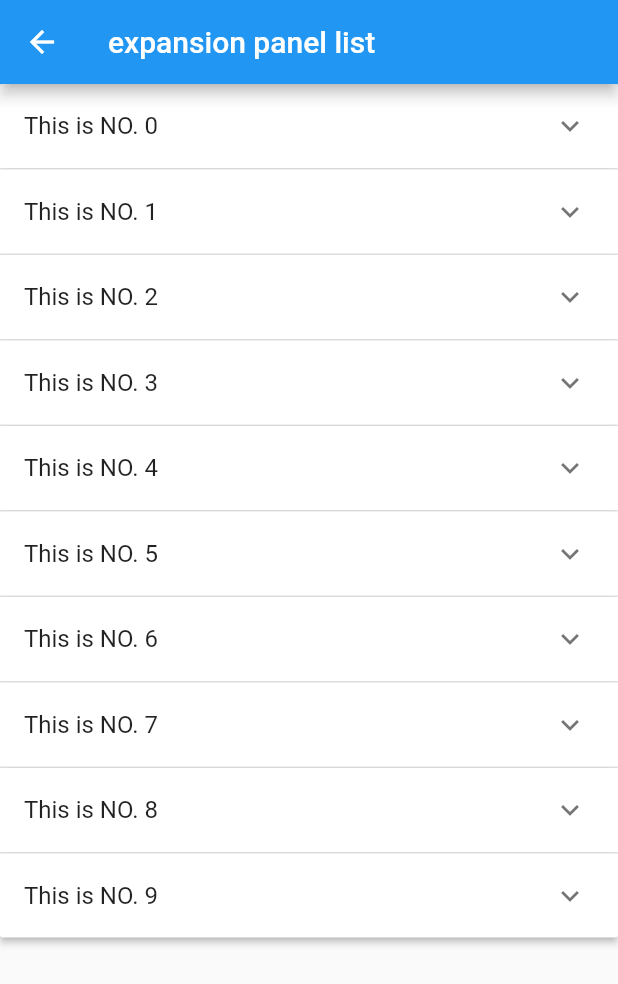
After one commit to colinxiaoyu/redux-flutter-todolist, a Flutter app: the ExpansionPanelListDemo screen opened directly, on a phone screen of 412 x 824 dp. The commit adds this screen. Shown: the top 984 px of the screen. Run offline on Flutter 3.47's test engine with Material 2 defaults, Android fonts, the phone set to English and light mode, and no system bars; our stand-ins replace flutter_redux, flutter_spinkit, redux.

Commit message:
完成 expansion

```diff
--- /dev/null
+++ b/lib/page/example/expansion_demo/expansion_panel_list.dart
@@ -0,0 +1,81 @@
+/**
+ *  说实话，我觉得expansion panel list一点都不好用
+ *  所以不想写注释。
+ *  这里样例代码来自于flutter开发者
+ *  他会经常更新一些flutter教程，写的挺不错的，有兴趣自己去看看吧
+ *  https://mp.weixin.qq.com/s/Qv08V42LgEr8IATUSfVVHg
+ *
+ *  需要注意几点：
+ *  ExpansionPanelList必须放在可滑动组件中使用
+ *  ExpansionPanel只能在ExpansionPanelList中使用
+ *  除了ExpansionPanel还有一种特殊的ExpansionPanelRadio
+ *  也是只能在ExpansionPanelList中使用的
+ */
+
+import 'package:flutter/material.dart';
+
+class ExpansionPanelListDemo extends StatefulWidget {
+  @override
+  _ExpansionPanelListDemoState createState() => _ExpansionPanelListDemoState();
+}
+
+class _ExpansionPanelListDemoState extends State<ExpansionPanelListDemo> {
+  var currentPanelIndex = -1;
+
+  List<int> mList;
+  //用来保存expansionPanel的状态
+  List<ExpandStateBean> expandStateList;
+
+  _ExpansionPanelListDemoState() {
+    mList = new List();
+    expandStateList = new List();
+    for (int i = 0; i < 10; i++) {
+      mList.add(i);
+      expandStateList.add(ExpandStateBean(i, false));
+    }
+  }
+
+  _setCurrentIndex(int index, isExpand) {
+    setState(() {
+      expandStateList.forEach((item) {
+        if (item.index == index) {
+          item.isOpen = !isExpand;
+        }
+      });
+    });
+  }
+
+  @override
+  Widget build(BuildContext context) {
+    return Scaffold(
+        appBar: AppBar(
+          title: Text("expansion panel list"),
+        ),
+        body: SingleChildScrollView(
+          child: ExpansionPanelList(// 如果想修改 上下行间距 需要修改源码 ExpansionPanelList 中的307行 MaterialGap
+            expansionCallback: (index, bol) {
+              _setCurrentIndex(index, bol);
+            },
+            children: mList.map((index) {
+              return new ExpansionPanel(
+                headerBuilder: (context, isExpanded) {
+                  return new ListTile(
+                    title: new Text('This is NO. $index'),
+                  );
+                },
+                body: ListTile(
+                  title: Text('expansion no.$index'),
+                ),
+                isExpanded: expandStateList[index].isOpen,
+              );
+            }).toList(),
+          ),
+        ));
+  }
+}
+
+class ExpandStateBean {
+  var isOpen;
+  var index;
+  ExpandStateBean(this.index, this.isOpen);
+}
--- /dev/null
+++ b/lib/page/example/expansion_demo/expansion_tile.dart
@@ -0,0 +1,40 @@
+/**
+ *最基础的展开小部件expansion tile
+ * 用法很简单，将需要被展开的部件放在children中即可
+ * 其他用法和list tile很相似
+ * 当expansion tile 被展开时，我们可以看到background color
+ * 会进行一个transition动画进行过渡
+ * expansion tile还有一个trailing属性，代表右边的小箭头
+ * 可以自行替换
+ * initiallyExpanded代表最初的状态是否被展开
+ * 默认为false，也就是不展开
+ *
+ * 当一个list view中由多个expansion tile的时候
+ * 需要给每一个expansion tile指定唯一的[PageStorageKey]
+ * 以保证在滑动的过程中，能够记住expansion tile的开关状态
+ */
+
+import 'package:flutter/material.dart';
+
+class ExpansionTileDemo extends StatelessWidget {
+  @override
+  Widget build(BuildContext context) {
+    return Scaffold(
+      appBar: AppBar(title: Text('expansion tile demo'),),
+      body: Center(
+        child: ExpansionTile(
+            title: Text('Expansion Tile'),
+            leading: Icon(Icons.ac_unit),
+            backgroundColor: Colors.white12,
+            children: <Widget>[
+              ListTile(
+                title: Text('list tile'),
+                subtitle: Text('subtitle'),
+              ),
+            ],
+//          initiallyExpanded: true,
+        ),
+      ),
+    );
+  }
+}
--- a/lib/reducer/list_reducer.dart
+++ b/lib/reducer/list_reducer.dart
@@ -92,7 +92,14 @@ class TodoList {
       title: 'Material 包内其他组件',
       desc: 'Material 为我们提供了许多丰富的小 widget，同时也提供了许多已经封装好的成熟的 widget，值得学习',
       isDone: false,
-      todo: ['SearchBarDemo','BottomAppBarDemo','ChipPage'],
+      todo: ['SearchBarDemo','BottomAppBarDemo','ChipPage','ExpansionTileDemo','ExpansionPanelListDemo'],
+    ),
+    ToDoState(
+      uniqueId: '7',
+      title: 'Material 包内其他组件2',
+      desc: '可上下扩展，伸缩的 Expansion ',
+      isDone: false,
+      todo: ['ExpansionTileDemo','ExpansionPanelListDemo'],
     ),
   ];
 
```
Also changed, not shown: lib/page/todo_edit_page.dart (+9 -0 lines).
